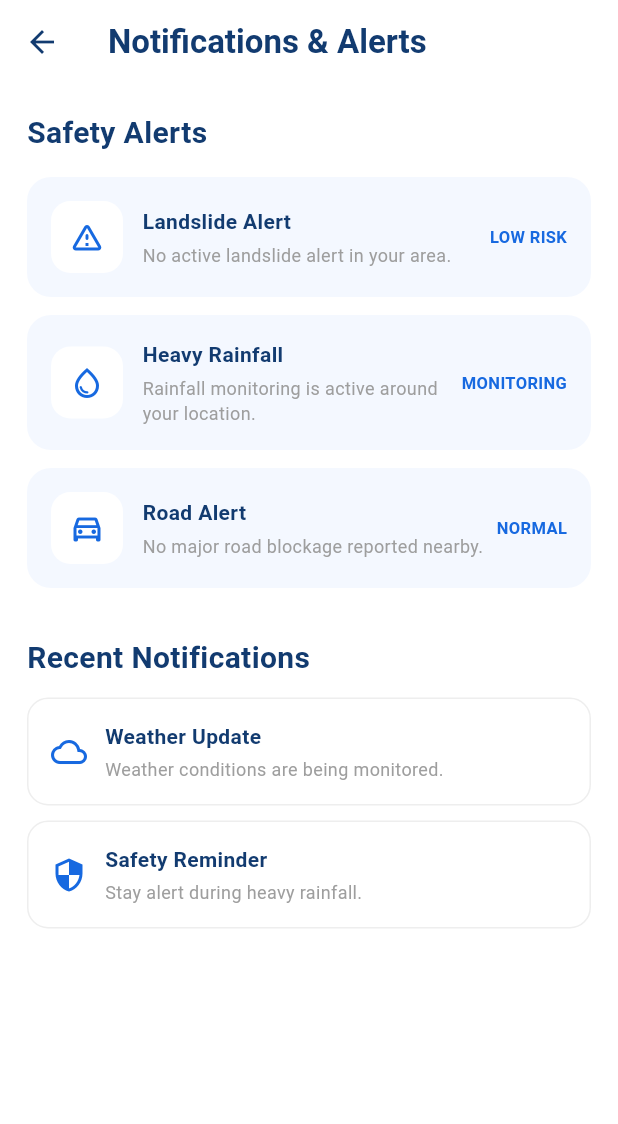
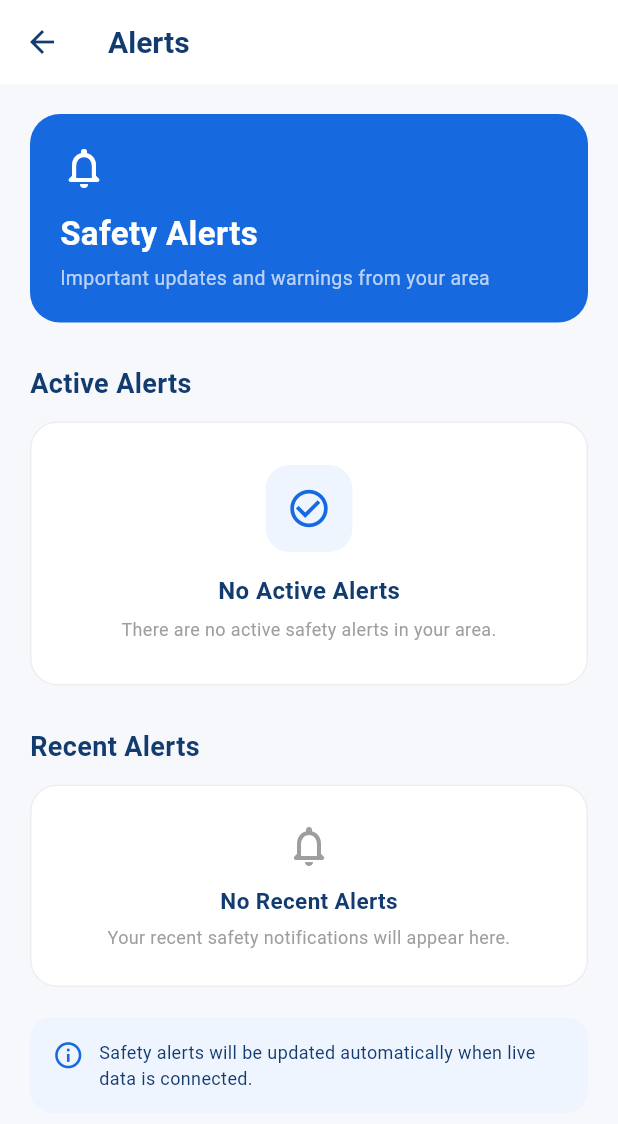
Before and after one commit to Sumit-singh2398/pahad_alert_app, a Flutter app: the AlertsScreen screen opened directly, on a phone screen of 412 x 824 dp. Shown: the top 1124 px of the screen. Run offline on Flutter 3.47's test engine with Material 3 defaults, Android fonts, the phone set to English and light mode, and no system bars.

Commit message:
notification & setting updated

```diff
--- a/lib/alerts_screen.dart
+++ b/lib/alerts_screen.dart
@@ -5,190 +5,234 @@ class AlertsScreen extends StatelessWidget {
 
   static const Color primaryBlue = Color(0xFF1769E0);
   static const Color darkBlue = Color(0xFF123B70);
-  static const Color lightBlue = Color(0xFFF4F8FF);
+  static const Color background = Color(0xFFF6F8FC);
+  static const Color lightBlue = Color(0xFFEFF5FF);
 
   @override
   Widget build(BuildContext context) {
     return Scaffold(
+      backgroundColor: background,
+
+      appBar: AppBar(
         backgroundColor: Colors.white,
-      appBar: AppBar(
+        elevation: 0,
+        centerTitle: false,
+
+        iconTheme: const IconThemeData(
+          color: darkBlue,
+        ),
+
         title: const Text(
-          'Notifications & Alerts',
+          'Alerts',
           style: TextStyle(
             color: darkBlue,
+            fontSize: 20,
             fontWeight: FontWeight.bold,
           ),
         ),
-        backgroundColor: Colors.white,
-        elevation: 0,
-        iconTheme: const IconThemeData(color: darkBlue),
       ),
-      body: ListView(
-        padding: const EdgeInsets.all(18),
+
+      body: SafeArea(
+        child: ListView(
+          padding: const EdgeInsets.all(20),
           children: [
-          const Text(
+
+            // Header
+            Container(
+              padding: const EdgeInsets.all(20),
+              decoration: BoxDecoration(
+                color: primaryBlue,
+                borderRadius: BorderRadius.circular(20),
+              ),
+              child: const Column(
+                crossAxisAlignment: CrossAxisAlignment.start,
+                children: [
+                  Icon(
+                    Icons.notifications_none_rounded,
+                    color: Colors.white,
+                    size: 32,
+                  ),
+
+                  SizedBox(height: 12),
+
+                  Text(
                     'Safety Alerts',
                     style: TextStyle(
-              fontSize: 20,
+                      color: Colors.white,
+                      fontSize: 22,
                       fontWeight: FontWeight.bold,
-              color: darkBlue,
                     ),
                   ),
 
-          const SizedBox(height: 15),
+                  SizedBox(height: 5),
 
-          _alertCard(
-            Icons.warning_amber_rounded,
-            'Landslide Alert',
-            'No active landslide alert in your area.',
-            'LOW RISK',
+                  Text(
+                    'Important updates and warnings from your area',
+                    style: TextStyle(
+                      color: Colors.white70,
+                      fontSize: 13,
+                    ),
+                  ),
+                ],
+              ),
             ),
 
-          _alertCard(
-            Icons.water_drop_outlined,
-            'Heavy Rainfall',
-            'Rainfall monitoring is active around your location.',
-            'MONITORING',
-          ),
-
-          _alertCard(
-            Icons.directions_car_outlined,
-            'Road Alert',
-            'No major road blockage reported nearby.',
-            'NORMAL',
-          ),
-
-          const SizedBox(height: 20),
+            const SizedBox(height: 28),
 
             const Text(
-            'Recent Notifications',
+              'Active Alerts',
               style: TextStyle(
-              fontSize: 20,
+                color: darkBlue,
+                fontSize: 18,
                 fontWeight: FontWeight.bold,
-              color: darkBlue,
               ),
             ),
 
             const SizedBox(height: 12),
 
-          _notification(
-            Icons.cloud_outlined,
-            'Weather Update',
-            'Weather conditions are being monitored.',
+            // No active alerts
+            Container(
+              width: double.infinity,
+              padding: const EdgeInsets.symmetric(
+                horizontal: 20,
+                vertical: 28,
               ),
-
-          _notification(
-            Icons.security_outlined,
-            'Safety Reminder',
-            'Stay alert during heavy rainfall.',
+              decoration: BoxDecoration(
+                color: Colors.white,
+                borderRadius: BorderRadius.circular(18),
+                border: Border.all(
+                  color: Colors.grey.shade200,
                 ),
-        ],
               ),
-    );
-  }
-
-  Widget _alertCard(
-    IconData icon,
-    String title,
-    String subtitle,
-    String status,
-  ) {
-    return Container(
-      margin: const EdgeInsets.only(bottom: 12),
-      padding: const EdgeInsets.all(16),
+              child: Column(
+                children: [
+                  Container(
+                    height: 58,
+                    width: 58,
                     decoration: BoxDecoration(
                       color: lightBlue,
                       borderRadius: BorderRadius.circular(16),
                     ),
-      child: Row(
-        children: [
-          Container(
-            height: 48,
-            width: 48,
-            decoration: BoxDecoration(
-              color: Colors.white,
-              borderRadius: BorderRadius.circular(13),
-            ),
-            child: Icon(
-              icon,
+                    child: const Icon(
+                      Icons.check_circle_outline,
                       color: primaryBlue,
+                      size: 30,
                     ),
                   ),
-          const SizedBox(width: 13),
-          Expanded(
-            child: Column(
-              crossAxisAlignment: CrossAxisAlignment.start,
-              children: [
-                Text(
-                  title,
-                  style: const TextStyle(
+
+                  const SizedBox(height: 14),
+
+                  const Text(
+                    'No Active Alerts',
+                    style: TextStyle(
+                      color: darkBlue,
+                      fontSize: 16,
                       fontWeight: FontWeight.bold,
-                    color: darkBlue,
                     ),
                   ),
-                const SizedBox(height: 4),
-                Text(
-                  subtitle,
-                  style: const TextStyle(
+
+                  const SizedBox(height: 6),
+
+                  const Text(
+                    'There are no active safety alerts in your area.',
+                    textAlign: TextAlign.center,
+                    style: TextStyle(
+                      color: Colors.grey,
                       fontSize: 12,
-                    color: Colors.grey,
                     ),
                   ),
                 ],
               ),
             ),
+
+            const SizedBox(height: 28),
+
+            const Text(
+              'Recent Alerts',
+              style: TextStyle(
+                color: darkBlue,
+                fontSize: 18,
+                fontWeight: FontWeight.bold,
+              ),
+            ),
+
+            const SizedBox(height: 12),
+
+            // Empty recent alerts
+            Container(
+              width: double.infinity,
+              padding: const EdgeInsets.symmetric(
+                horizontal: 20,
+                vertical: 24,
+              ),
+              decoration: BoxDecoration(
+                color: Colors.white,
+                borderRadius: BorderRadius.circular(18),
+                border: Border.all(
+                  color: Colors.grey.shade200,
+                ),
+              ),
+              child: const Column(
+                children: [
+                  Icon(
+                    Icons.notifications_none_rounded,
+                    color: Colors.grey,
+                    size: 32,
+                  ),
+
+                  SizedBox(height: 10),
+
                   Text(
-            status,
-            style: const TextStyle(
-              fontSize: 11,
+                    'No Recent Alerts',
+                    style: TextStyle(
+                      color: darkBlue,
+                      fontSize: 15,
                       fontWeight: FontWeight.bold,
-              color: primaryBlue,
+                    ),
+                  ),
+
+                  SizedBox(height: 5),
+
+                  Text(
+                    'Your recent safety notifications will appear here.',
+                    textAlign: TextAlign.center,
+                    style: TextStyle(
+                      color: Colors.grey,
+                      fontSize: 12,
                     ),
                   ),
                 ],
               ),
-    );
-  }
+            ),
 
-  Widget _notification(
-    IconData icon,
-    String title,
-    String subtitle,
-  ) {
-    return Container(
-      margin: const EdgeInsets.only(bottom: 10),
+            const SizedBox(height: 20),
+
+            // Future backend note
+            Container(
               padding: const EdgeInsets.all(15),
               decoration: BoxDecoration(
-        color: Colors.white,
-        borderRadius: BorderRadius.circular(14),
-        border: Border.all(
-          color: Colors.grey.shade200,
+                color: lightBlue,
+                borderRadius: BorderRadius.circular(15),
               ),
-      ),
-      child: Row(
+              child: const Row(
+                crossAxisAlignment: CrossAxisAlignment.start,
                 children: [
                   Icon(
-            icon,
+                    Icons.info_outline,
                     color: primaryBlue,
+                    size: 21,
                   ),
-          const SizedBox(width: 12),
+
+                  SizedBox(width: 10),
+
                   Expanded(
-            child: Column(
-              crossAxisAlignment: CrossAxisAlignment.start,
-              children: [
-                Text(
-                  title,
-                  style: const TextStyle(
-                    fontWeight: FontWeight.bold,
+                    child: Text(
+                      'Safety alerts will be updated automatically when live data is connected.',
+                      style: TextStyle(
                         color: darkBlue,
+                        fontSize: 12,
+                        height: 1.4,
                       ),
-                ),
-                const SizedBox(height: 3),
-                Text(
-                  subtitle,
-                  style: const TextStyle(
-                    fontSize: 12,
-                    color: Colors.grey,
                     ),
                   ),
                 ],
@@ -196,6 +240,7 @@ class AlertsScreen extends StatelessWidget {
             ),
           ],
         ),
+      ),
     );
   }
 }
```
Lines whose indentation alone changed are shown as unchanged.
